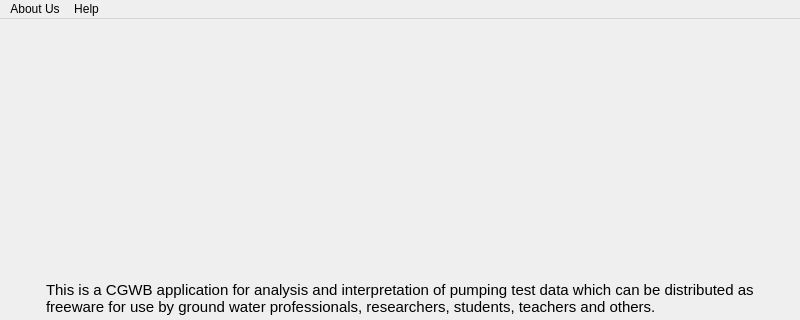
First picture: the form in home_page.ui, repository dhairyashil-G/CGWB-Desktop-App, before the edit; both pictures show x 0 to 800 and y 0 to 320 of the 800 by 600 pixel window.
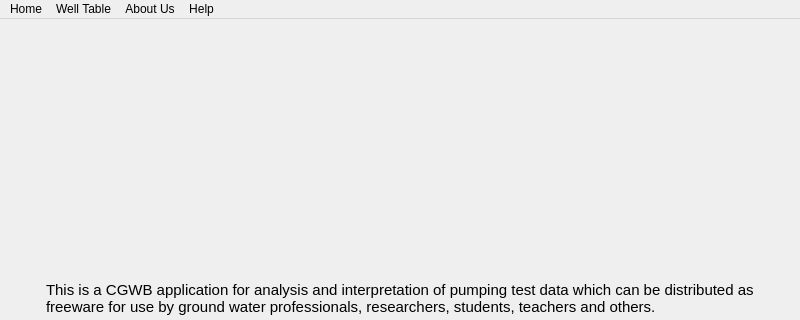
Second picture: the form after the edit. Icons and pictures are not drawn.

Commit message: Added menu buttons

```diff
--- a/home_page.ui
+++ b/home_page.ui
@@ -154,6 +154,16 @@
      <height>21</height>
     </rect>
    </property>
+   <widget class="QMenu" name="menuHome">
+    <property name="title">
+     <string>Home</string>
+    </property>
+   </widget>
+   <widget class="QMenu" name="menuWellTable">
+    <property name="title">
+     <string>Well Table</string>
+    </property>
+   </widget>
    <widget class="QMenu" name="menuAbout">
     <property name="title">
      <string>About Us</string>
@@ -164,6 +174,8 @@
      <string>Help</string>
     </property>
    </widget>
+   <addaction name="menuHome"/>
+   <addaction name="menuWellTable"/>
    <addaction name="menuAbout"/>
    <addaction name="menuHelp"/>
   </widget>
```
The commit also changes 16 other files.
